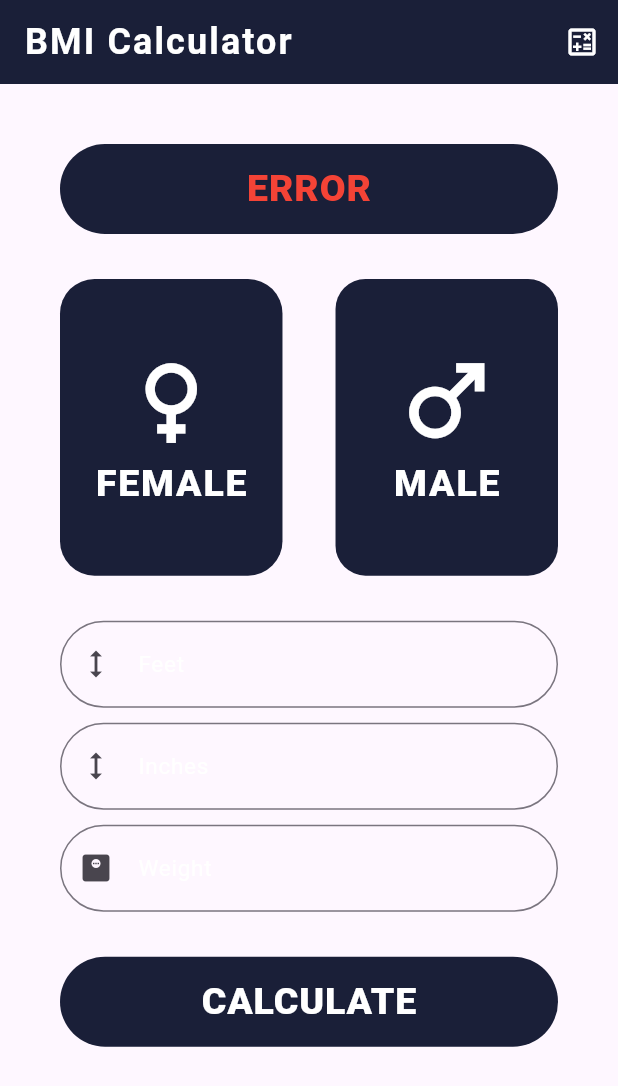
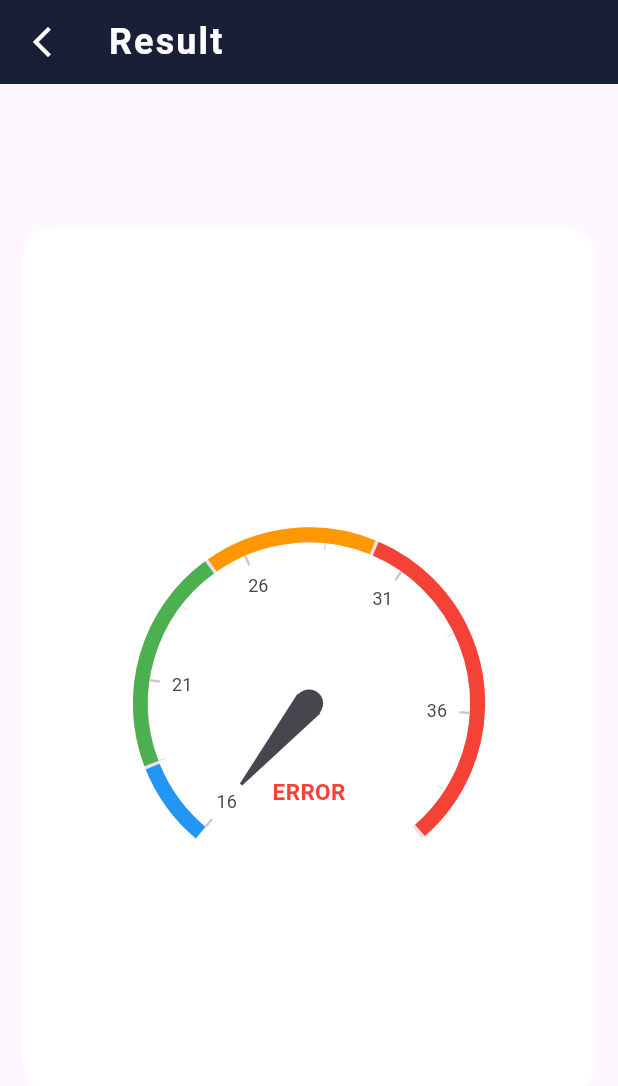
Before and after one commit to DevNadimm/calculator, a Flutter app: the screen it shows after launch, after a tap on "CALCULATE", on a phone screen of 412 x 824 dp. Shown: the top 1086 px of the screen. Run offline on Flutter 3.47's test engine with Material 3 defaults, Android fonts, the phone set to English and light mode, and no system bars; drawn by our look-alikes of syncfusion_flutter_gauges.

Commit message:
BMI Almost Done

```diff
--- a/lib/bmi_calculator.dart
+++ b/lib/bmi_calculator.dart
@@ -1,3 +1,4 @@
+import 'package:calculator/bmi_result.dart';
 import 'package:flutter/material.dart';
 
 import 'calculator.dart';
@@ -16,6 +17,9 @@ class _BMICalculatorState extends State<BMICalculator> {
   var wtController = TextEditingController();
   var result = '' ;
   var bgColor = const Color(0xffffffff);
+  var bmiMessage = '' ;
+  var femaleContainerColor = const Color(0xff1A1F38);
+  var maleContainerColor = const Color(0xff1A1F38);
 
 
   @override
@@ -47,47 +51,24 @@ class _BMICalculatorState extends State<BMICalculator> {
         ),
 
       ),
-      body: SingleChildScrollView(
-
-        child: Padding(
+      body: Padding(
         padding: const EdgeInsets.all(40),
         child: Column(
           children: [
-
-              Container(
-                width: MediaQuery.sizeOf(context).width,
-                height: 60,
-                decoration: BoxDecoration(
-                    color: const Color(0xff1A1F38),
-                    borderRadius: BorderRadius.circular(45)),
-                child: Center(
-                  child: Text(
-                    result,
-                    style: TextStyle(
-                        color: bgColor,
-                        fontWeight: FontWeight.w800,
-                        fontSize: 25,
-                        letterSpacing: 0.6),
-                  ),
-                ),
-              ),
-
-              const SizedBox(
-                height: 30,
-              ),
-
             //Male Female Parent Box
             SizedBox(
               width: MediaQuery.sizeOf(context).width,
               height: MediaQuery.sizeOf(context).height * 0.24,
               child: Row(
                 children: [
-                    Container(
+                  GestureDetector(
+                    onTap: _femaleButtonOnTap,
+                    child: Container(
                       height: MediaQuery.sizeOf(context).height * 0.24,
                       width: MediaQuery.sizeOf(context).width * 0.36,
                       decoration: BoxDecoration(
-                        color: const Color(0xff1A1F38),
-                        borderRadius: BorderRadius.circular(23),
+                        color: femaleContainerColor,
+                        borderRadius: BorderRadius.circular(20),
                       ),
                       child: const Center(
                         child: Column(
@@ -110,13 +91,16 @@ class _BMICalculatorState extends State<BMICalculator> {
                         ),
                       ),
                     ),
+                  ),
 
                   const Flexible(fit: FlexFit.tight, child: SizedBox()),
-                    Container(
+                  GestureDetector(
+                    onTap: _maleButtonOnTap,
+                    child: Container(
                       height: MediaQuery.sizeOf(context).height * 0.24,
                       width: MediaQuery.sizeOf(context).width * 0.36,
                       decoration: BoxDecoration(
-                        color: const Color(0xff1A1F38),
+                        color: maleContainerColor,
                         borderRadius: BorderRadius.circular(20),
                       ),
                       child: const Center(
@@ -139,6 +123,7 @@ class _BMICalculatorState extends State<BMICalculator> {
                           ],
                         ),
                       ),
+                    ),
                   )
                 ],
               ),
@@ -153,26 +138,22 @@ class _BMICalculatorState extends State<BMICalculator> {
                 style: const TextStyle(
                   fontWeight: FontWeight.w600, color: Colors.white,fontSize: 17,),
                 keyboardType: TextInputType.number,
-                  decoration: InputDecoration(
-                    label: const Text(
+                decoration: const InputDecoration(
+                  label: Text(
                     'Feet',
                     style: TextStyle(color: Colors.white, fontSize: 15),
                   ),
                   hintText: 'Enter your height (Feet)',
-                    hintStyle: const TextStyle(
+                  hintStyle: TextStyle(
                     fontSize: 17,
                     color: Color(0xff746d8a),
                   ),
-                    prefixIcon: const Icon(Icons.height),
+                  prefixIcon: Icon(Icons.height),
                   border: OutlineInputBorder(
-                        borderRadius: BorderRadius.circular(45),
-                        borderSide: const BorderSide(
+                      borderSide: BorderSide(
                           width: 1, color: Color(0xff746d8a))),
-                    focusedBorder: OutlineInputBorder(
-                        borderRadius: BorderRadius.circular(45),
-                        borderSide: const BorderSide(
-                            width: 1, color: Color(0xffccc8db))),
-                  )),
+                )
+            ),
 
             const SizedBox(
               height: 10,
@@ -183,26 +164,22 @@ class _BMICalculatorState extends State<BMICalculator> {
                 style: const TextStyle(
                   fontWeight: FontWeight.w600, color: Colors.white,fontSize: 17,),
                 keyboardType: TextInputType.number,
-                  decoration: InputDecoration(
-                    label: const Text(
+                decoration: const InputDecoration(
+                  label: Text(
                     'Inches',
                     style: TextStyle(color: Colors.white, fontSize: 15),
                   ),
                   hintText: 'Enter your height (Inches)',
-                    hintStyle: const TextStyle(
+                  hintStyle: TextStyle(
                     fontSize: 17,
                     color: Color(0xff746d8a),
                   ),
-                    prefixIcon: const Icon(Icons.height),
+                  prefixIcon: Icon(Icons.height),
                   border: OutlineInputBorder(
-                        borderRadius: BorderRadius.circular(45),
-                        borderSide: const BorderSide(
+                      borderSide: BorderSide(
                           width: 1, color: Color(0xff746d8a))),
-                    focusedBorder: OutlineInputBorder(
-                        borderRadius: BorderRadius.circular(45),
-                        borderSide: const BorderSide(
-                            width: 1, color: Color(0xffccc8db))),
-                  )),
+                )
+            ),
 
             const SizedBox(
               height: 10,
@@ -213,33 +190,64 @@ class _BMICalculatorState extends State<BMICalculator> {
                 style: const TextStyle(
                   fontWeight: FontWeight.w600, color: Colors.white,fontSize: 17,),
                 keyboardType: TextInputType.number,
-                  decoration: InputDecoration(
-                    label: const Text(
+                decoration: const InputDecoration(
+                  label: Text(
                     'Weight',
                     style: TextStyle(color: Colors.white, fontSize: 15),
                   ),
                   hintText: 'Enter your weight (KG)',
-                    hintStyle: const TextStyle(
+                  hintStyle: TextStyle(
                     fontSize: 17,
                     color: Color(0xff746d8a),
                   ),
-                    prefixIcon: const Icon(Icons.monitor_weight),
+                  prefixIcon: Icon(Icons.monitor_weight),
                   border: OutlineInputBorder(
-                        borderRadius: BorderRadius.circular(45),
-                        borderSide: const BorderSide(
+                      borderSide: BorderSide(
                           width: 1, color: Color(0xff746d8a))),
-                    focusedBorder: OutlineInputBorder(
-                        borderRadius: BorderRadius.circular(45),
-                        borderSide: const BorderSide(
-                            width: 1, color: Color(0xffccc8db))),
-                  )),
-
-              const SizedBox(
-                height: 30,
+                )
             ),
 
+            const Spacer(),
+
             GestureDetector(
-                onTap: () {
+              onTap: _calculateOnTap,
+              child: Container(
+                width: MediaQuery.sizeOf(context).width,
+                height: 60,
+                decoration: BoxDecoration(
+                    color: const Color(0xff1A1F38),
+                    borderRadius: BorderRadius.circular(20)),
+                child: const Center(
+                  child: Text(
+                    'CALCULATE',
+                    style: TextStyle(
+                        color: Colors.white,
+                        fontWeight: FontWeight.w800,
+                        fontSize: 25,
+                        letterSpacing: 0.6),
+                  ),
+                ),
+              ),
+            ),
+          ],
+        ),
+      ),
+    );
+  }
+
+  _femaleButtonOnTap(){
+    femaleContainerColor = const Color(0xff30354b);
+    maleContainerColor = const Color(0xff1A1F38);
+    setState(() {  });
+  }
+
+  _maleButtonOnTap(){
+    maleContainerColor = const Color(0xff30354b);
+    femaleContainerColor = const Color(0xff1A1F38);
+    setState(() {  });
+  }
+
+  _calculateOnTap(){
 
     var ftString = ftController.text.toString();
     var inString = inController.text.toString();
@@ -260,18 +268,23 @@ class _BMICalculatorState extends State<BMICalculator> {
 
       if (bmi<18.5){
         bgColor = Colors.blue;
+        bmiMessage = 'Underweight';
       } else if (18.5 < bmi && bmi < 24.9) {
         bgColor = Colors.green;
+        bmiMessage = 'Normal';
       } else if (25 < bmi && bmi < 29.9) {
-                      bgColor = Colors.yellow;
+        bgColor = Colors.orange;
+        bmiMessage = 'Overweight';
       } else if (30 < bmi && bmi < 39.9) {
-                      bgColor = Colors.orange;
+        bgColor = Colors.red;
+        bmiMessage = 'Obese';
       } else if (30 < bmi ) {
         bgColor = Colors.red;
+        bmiMessage = 'Extremely Obese';
       }
 
       setState(() {
-                      result = 'Your BMI is ${bmi.toStringAsFixed(2)}';
+        result = bmi.toStringAsFixed(2);
       });
 
     } else {
@@ -280,31 +293,7 @@ class _BMICalculatorState extends State<BMICalculator> {
       setState(() {
         result = 'ERROR';
       });
-
     }
-                },
-                child: Container(
-                  width: MediaQuery.sizeOf(context).width,
-                  height: 60,
-                  decoration: BoxDecoration(
-                      color: const Color(0xff1A1F38),
-                      borderRadius: BorderRadius.circular(45)),
-                  child: const Center(
-                    child: Text(
-                      'CALCULATE',
-                      style: TextStyle(
-                          color: Colors.white,
-                          fontWeight: FontWeight.w800,
-                          fontSize: 25,
-                          letterSpacing: 0.6),
-                    ),
-                  ),
-                ),
-              ),
-            ],
-          ),
-        ),
-      ),
-    );
+    Navigator.push(context, MaterialPageRoute(builder: (context) => BMIResult(bmiResult: result, bgColorResult: bgColor, bmiMessageResult: bmiMessage,)));
   }
 }
--- /dev/null
+++ b/lib/bmi_result.dart
@@ -0,0 +1,84 @@
+import 'package:flutter/material.dart';
+import 'package:syncfusion_flutter_gauges/gauges.dart';
+
+class BMIResult extends StatelessWidget {
+  String bmiResult;
+  Color bgColorResult;
+  String bmiMessageResult;
+  BMIResult({super.key ,required this.bmiResult, required this.bgColorResult, required this.bmiMessageResult});
+
+  @override
+  Widget build(BuildContext context) {
+    return Scaffold(
+      appBar: AppBar(
+          backgroundColor: const Color(0xff1A1F38),
+        leading: IconButton(onPressed: () { Navigator.pop(context); }, icon: const Icon(Icons.arrow_back_ios_new)),
+        title: const Text('Result',style: TextStyle(
+            fontSize: 24,
+            fontWeight: FontWeight.w600,
+            color: Colors.white,
+            letterSpacing: 1.4),)
+      ),
+
+      body: Padding(
+        padding: const EdgeInsets.all(15),
+        child: Center(
+          child: Container(
+                width: MediaQuery.sizeOf(context).width,
+                height: MediaQuery.sizeOf(context).height * .7,
+                decoration: BoxDecoration(
+                  color: const Color(0xffffffff),
+                  borderRadius: BorderRadius.circular(20),
+                ),
+                child: Center(
+                  child: Column(
+                    mainAxisAlignment: MainAxisAlignment.center,
+                    crossAxisAlignment: CrossAxisAlignment.center,
+                    children: [
+                      Text(bmiMessageResult,
+                        style: TextStyle(
+                          fontSize: 30,
+                          fontWeight: FontWeight.w600,
+                          color: bgColorResult,
+                          letterSpacing: 1.4),),
+
+                      const SizedBox(
+                        height: 15,
+                      ),
+
+                      SizedBox(
+                        height: MediaQuery.sizeOf(context).height * 0.3,
+                        width: MediaQuery.sizeOf(context).width * 0.8,
+                        child: SfRadialGauge(axes: <RadialAxis>[
+                          RadialAxis(minimum: 16, maximum: 40, ranges: <GaugeRange>[
+                            GaugeRange(
+                                startValue: 16, endValue: 18.4, color: Colors.blue),
+                            GaugeRange(
+                                startValue: 18.5, endValue: 24.9, color: Colors.green),
+                            GaugeRange(
+                                startValue: 25, endValue: 29.9, color: Colors.orange),
+                            GaugeRange(
+                                startValue: 30, endValue: 39.9, color: Colors.red),
+                          ], pointers: <GaugePointer>[
+                            NeedlePointer(value: double.tryParse(bmiResult) ?? 0)
+                          ], annotations: <GaugeAnnotation>[
+                            GaugeAnnotation(
+                                widget: Text(bmiResult,
+                                    style: TextStyle(
+                                        color: bgColorResult,
+                                        fontSize: 15,
+                                        fontWeight: FontWeight.bold)),
+                                angle: 90,
+                                positionFactor: 0.5)
+                          ])
+                        ]),
+                      ),
+                    ],
+                  ),
+                ),
+              ),
+        )
+        ),
+    );
+  }
+}
--- a/lib/main.dart
+++ b/lib/main.dart
@@ -1,4 +1,5 @@
 import 'package:calculator/bmi_calculator.dart';
+import 'package:calculator/calculator_test.dart';
 import 'package:flutter/material.dart';
 
 
@@ -15,12 +16,38 @@ class MyApp extends StatelessWidget {
     return MaterialApp(
       title: 'Flutter Demo',
       debugShowCheckedModeBanner: false,
+
+
       theme: ThemeData(
+        inputDecorationTheme:  InputDecorationTheme(
+          hintStyle: const TextStyle(color: Colors.grey),
+          labelStyle: const TextStyle(color: Colors.grey),
+          border: OutlineInputBorder(
+            borderRadius: BorderRadius.circular(20),
+            borderSide: const BorderSide(width: 1,color: Colors.grey)
+          ),
+
+          focusedBorder: OutlineInputBorder(
+              borderRadius: BorderRadius.circular(20),
+              borderSide: const BorderSide(width: 1,color: Colors.grey)
+          ),
+
+          enabledBorder: OutlineInputBorder(
+              borderRadius: BorderRadius.circular(20),
+              borderSide: const BorderSide(width: 1,color: Colors.grey)
+          )
+        ),
+
+        appBarTheme: const AppBarTheme(
+          backgroundColor: Colors.red,
+            foregroundColor: Colors.white,
+          titleTextStyle: TextStyle(fontSize: 23,fontWeight: FontWeight.w500,color: Colors.white)
+        ),
         useMaterial3: true,
         colorScheme: ColorScheme.fromSeed(seedColor: Colors.deepPurple)
             .copyWith(background: const Color(0xff0A0E21)),
       ),
-      home: BMICalculator(),
+      home: const BMICalculator(),
     );
   }
 }
--- a/pubspec.yaml
+++ b/pubspec.yaml
@@ -35,6 +35,7 @@ dependencies:
   # The following adds the Cupertino Icons font to your application.
   # Use with the CupertinoIcons class for iOS style icons.
   cupertino_icons: ^1.0.6
+  syncfusion_flutter_gauges: ^25.2.3
 
 dev_dependencies:
   flutter_test:
```
Also changed, not shown: lib/calculator_test.dart (added, +137 -0 lines), pubspec.lock. Lines whose indentation alone changed are shown as unchanged.
